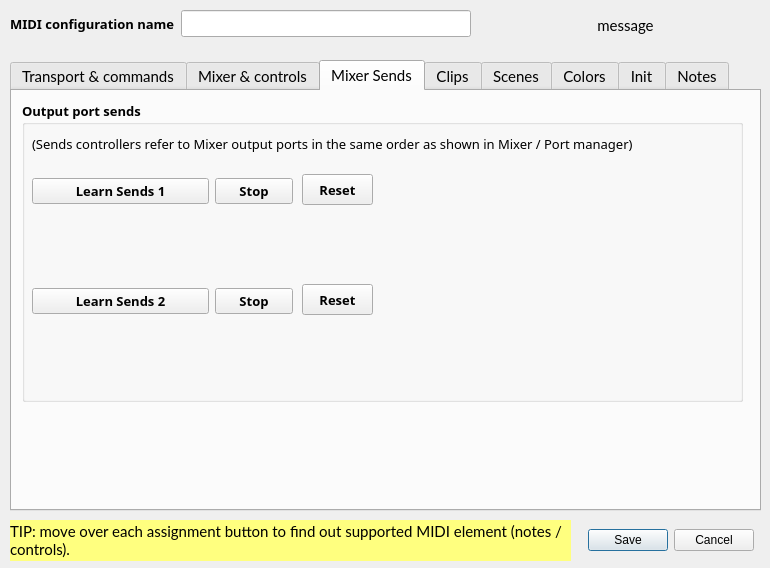
Above: superboucle/learn_ui.ui from zigmhount/SpinTool_zig before the change. Below: the same form after it.
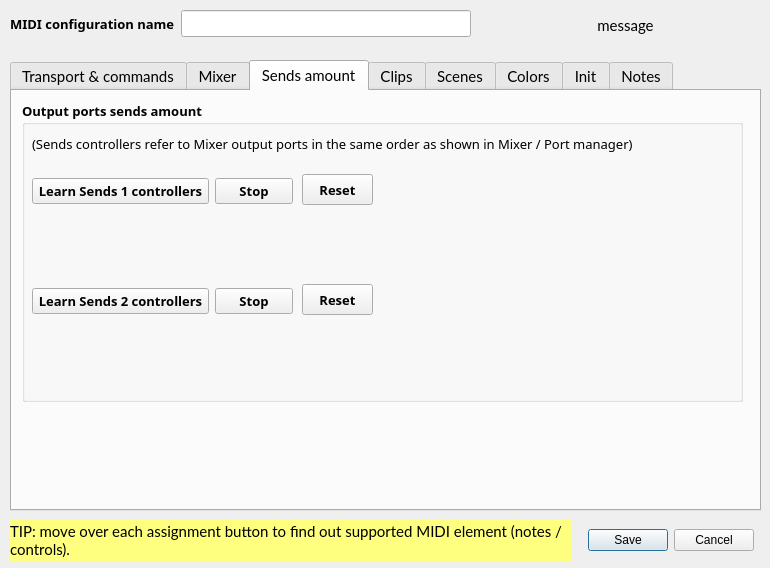
That is the form after the change. The open tabs and pages were chosen to show the change. Icons and pictures are not drawn.

Patch:
```diff
--- a/superboucle/learn_ui.ui
+++ b/superboucle/learn_ui.ui
@@ -11,7 +11,7 @@
    </rect>
   </property>
   <property name="sizePolicy">
-   <sizepolicy hsizetype="Expanding" vsizetype="Expanding">
+   <sizepolicy hsizetype="Preferred" vsizetype="Preferred">
     <horstretch>0</horstretch>
     <verstretch>0</verstretch>
    </sizepolicy>
@@ -82,6 +82,9 @@
      <height>451</height>
     </rect>
    </property>
+   <property name="styleSheet">
+    <string notr="true">tabMIDI:{font: 10pt &quot;Noto Sans&quot;;}</string>
+   </property>
    <property name="currentIndex">
     <number>0</number>
    </property>
@@ -732,7 +735,7 @@
    </widget>
    <widget class="QWidget" name="tabMixer">
     <attribute name="title">
-     <string>Mixer &amp;&amp; controls</string>
+     <string>Mixer</string>
     </attribute>
     <widget class="QGroupBox" name="groupBoxMixerOutputPorts">
      <property name="geometry">
@@ -1102,7 +1105,7 @@
    </widget>
    <widget class="QWidget" name="tab">
     <attribute name="title">
-     <string>Mixer Sends</string>
+     <string>Sends amount</string>
     </attribute>
     <widget class="QGroupBox" name="groupBoxMixerSends">
      <property name="geometry">
@@ -1135,7 +1138,7 @@
       <string notr="true">font: bold 10pt &quot;Noto Sans&quot;;</string>
      </property>
      <property name="title">
-      <string>Output port sends</string>
+      <string>Output ports sends amount</string>
      </property>
      <widget class="QWidget" name="gridLayoutWidget_8">
       <property name="geometry">
@@ -1174,7 +1177,7 @@
           <string notr="true">font: 10pt &quot;Noto Sans&quot;;</string>
          </property>
          <property name="text">
-          <string>Learn Sends 1</string>
+          <string>Learn Sends 1 controllers</string>
          </property>
         </widget>
        </item>
@@ -1325,7 +1328,7 @@
           <string notr="true">font: 10pt &quot;Noto Sans&quot;;</string>
          </property>
          <property name="text">
-          <string>Learn Sends 2</string>
+          <string>Learn Sends 2 controllers</string>
          </property>
         </widget>
        </item>
```
Left out of the diff: 4 changed lines with no effect on the pictures.
